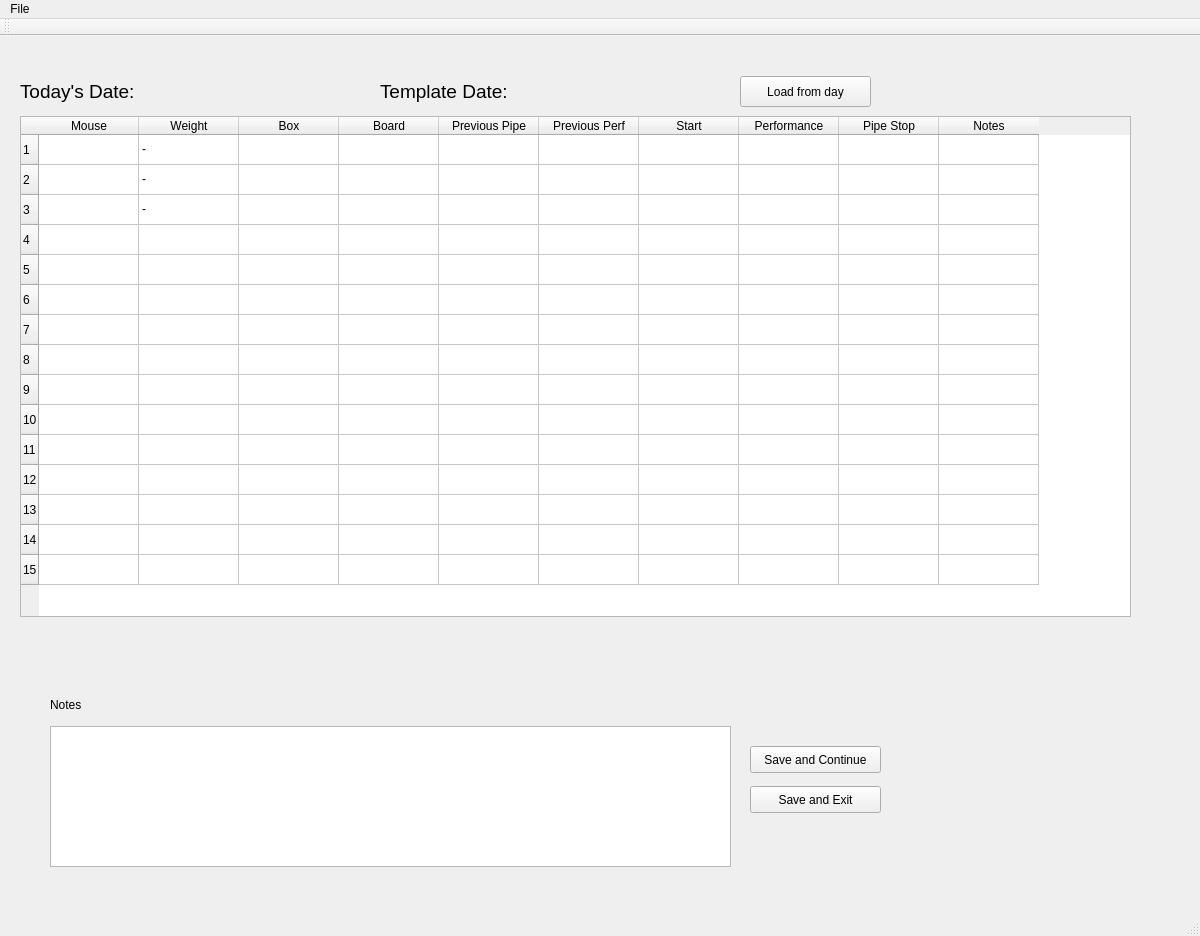
Qt form runner/management/commands/MouseRunner/mainwindow.ui (saturnian13/mouse-cloud) before a commit.
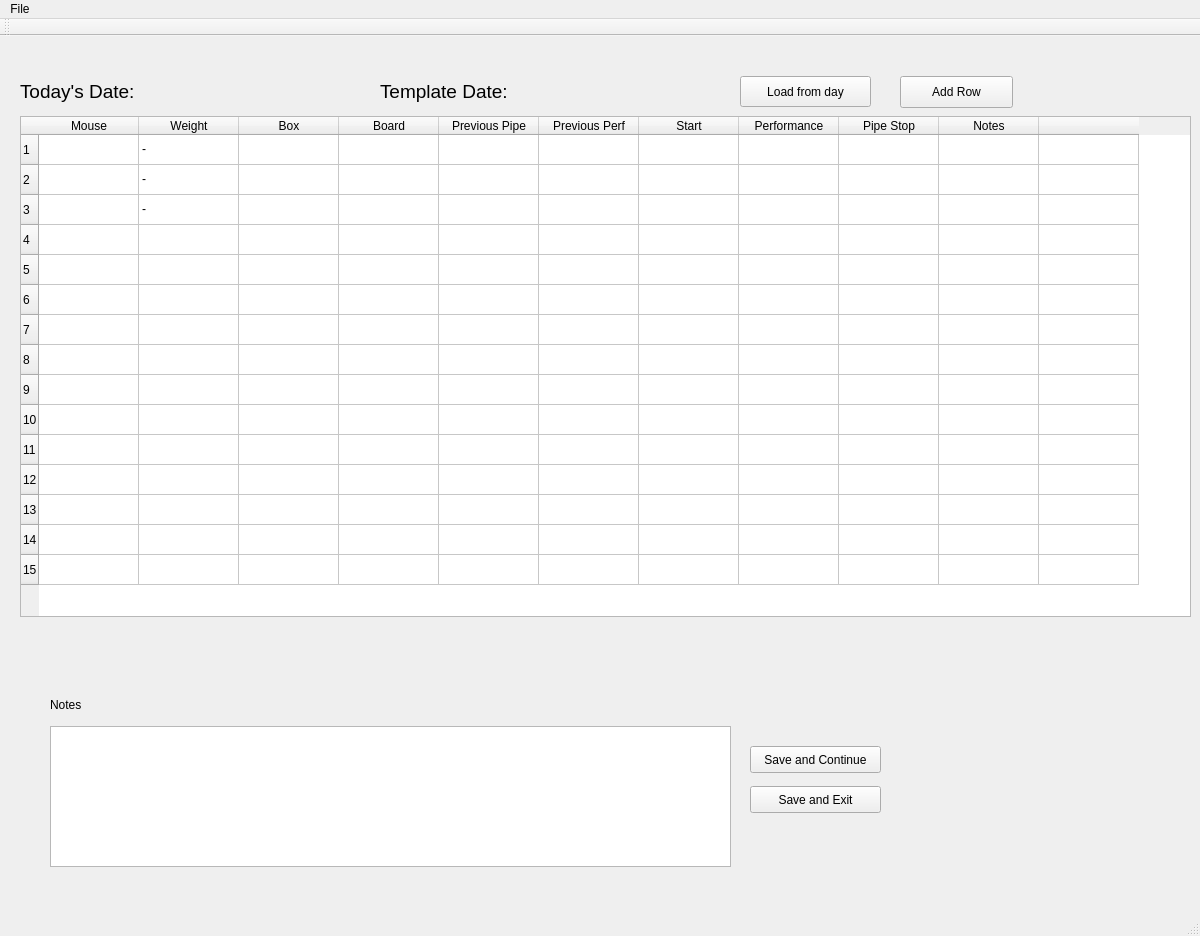
The same form after that commit.

Commit message: Made add button

Diff of the .ui file:
```diff
--- a/runner/management/commands/MouseRunner/mainwindow.ui
+++ b/runner/management/commands/MouseRunner/mainwindow.ui
@@ -42,7 +42,7 @@
      <rect>
       <x>20</x>
       <y>80</y>
-      <width>1111</width>
+      <width>1171</width>
       <height>501</height>
      </rect>
     </property>
@@ -180,6 +180,11 @@
       <string>Notes</string>
      </property>
     </column>
+    <column>
+     <property name="text">
+      <string/>
+     </property>
+    </column>
     <item row="0" column="1">
      <property name="text">
       <string>-</string>
@@ -325,6 +330,22 @@
      <string>Today's Date:</string>
     </property>
    </widget>
+   <widget class="QPushButton" name="addRowButton">
+    <property name="geometry">
+     <rect>
+      <x>900</x>
+      <y>40</y>
+      <width>113</width>
+      <height>32</height>
+     </rect>
+    </property>
+    <property name="styleSheet">
+     <string notr="true"/>
+    </property>
+    <property name="text">
+     <string>Add Row</string>
+    </property>
+   </widget>
   </widget>
   <widget class="QMenuBar" name="menuBar">
    <property name="geometry">
```
The commit also changes 1 other file.
